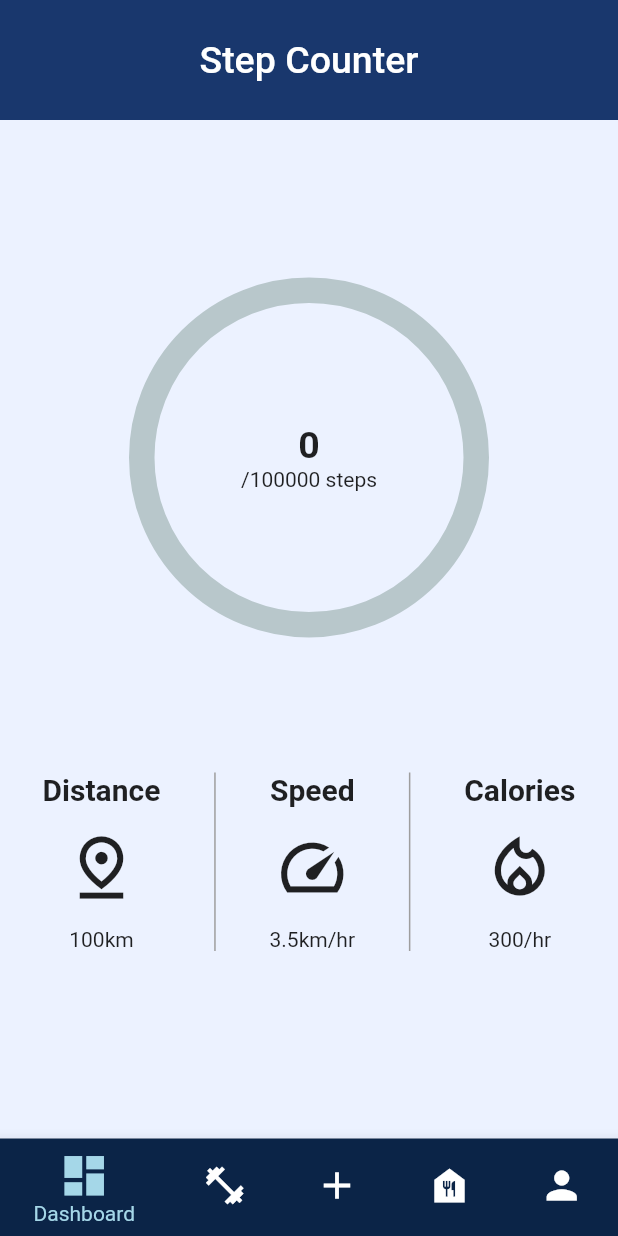
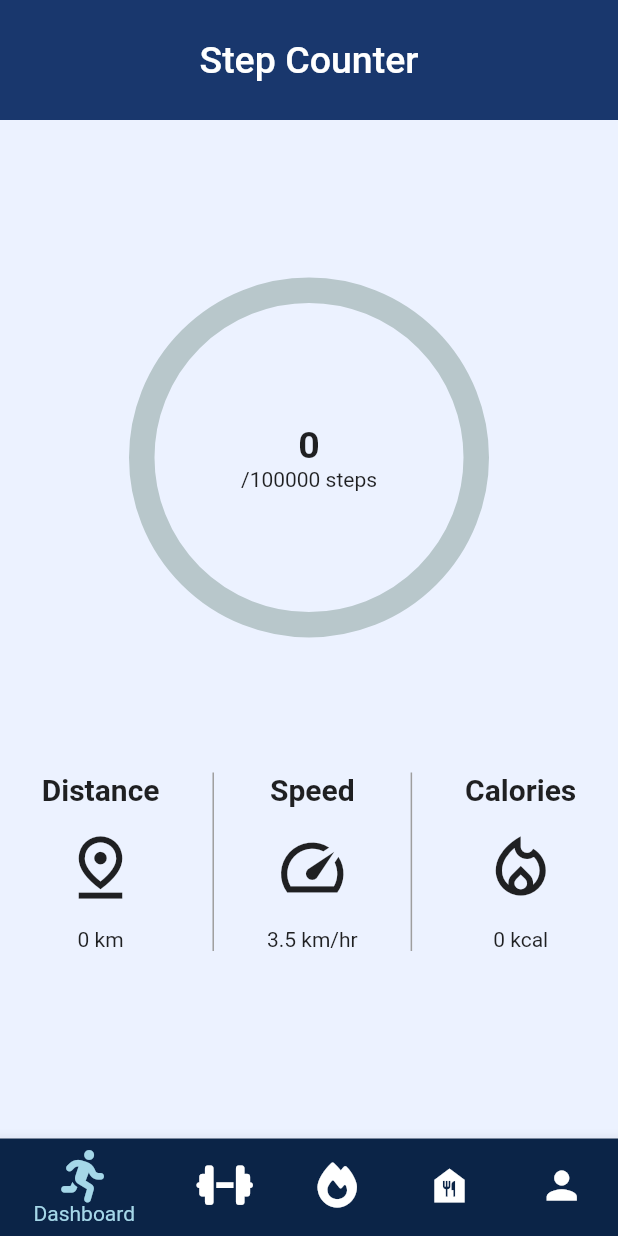
Before and after one commit to Sxmxrth/CalFit-Mini-Project, a Flutter app: the bottomNavbar screen opened by its route, on a phone screen of 412 x 824 dp. Run offline on Flutter 3.47's test engine with Material 2 defaults, Android fonts, the light colour scheme and no system bars; drawn by our look-alikes of percent_indicator; our stand-ins replace carousel_slider, charts_flutter_new, cloud_firestore, firebase_auth, firebase_core, font_awesome_flutter and 2 more; accounts and stored records are empty.

Commit message:
UI updated

```diff
--- a/cal_fit/lib/screens/calories.dart
+++ b/cal_fit/lib/screens/calories.dart
@@ -145,10 +145,9 @@ class _CalorieCounterPageState extends State<CalorieCounterPage>
                             SizedBox(
                               width: 350.0,
                               child: TextFormField(
-                                // keyboardType: TextInputType.number,
                                 controller: caloriesController,
                                 decoration: InputDecoration(
-                                  hintText: 'Enter your calorie intake',
+                                  hintText: 'Enter the food item',
                                   border: const OutlineInputBorder(),
                                   contentPadding: const EdgeInsets.symmetric(
                                     horizontal: 30.0,
@@ -162,7 +161,7 @@ class _CalorieCounterPageState extends State<CalorieCounterPage>
                                         caloriesController.clear();
                                       });
                                     },
-                                    icon: const Icon(Icons.check),
+                                    icon: const Icon(Icons.add),
                                   ),
                                 ),
                               ),
--- a/cal_fit/lib/screens/dashboard.dart
+++ b/cal_fit/lib/screens/dashboard.dart
@@ -115,19 +115,21 @@ class _dashboardState extends State<dashboard> {
                 child: Row(
                   mainAxisAlignment: MainAxisAlignment.spaceEvenly,
                   children: [
-                    stepCounterCard(
-                        "Distance", Icons.pin_drop_outlined, "100km"),
+                    stepCounterCard("Distance", Icons.pin_drop_outlined,
+                        "${(0.838 * _stepCount / 1000).round()} km"),
                     VerticalDivider(
                       color: Colors.grey[500],
                       thickness: 1,
                     ),
-                    stepCounterCard("Speed", Icons.speed_sharp, "3.5km/hr"),
+                    stepCounterCard("Speed", Icons.speed_sharp, "3.5 km/hr"),
                     VerticalDivider(
                       color: Colors.grey[500],
                       thickness: 1,
                     ),
-                    stepCounterCard("Calories",
-                        Icons.local_fire_department_outlined, "300/hr"),
+                    stepCounterCard(
+                        "Calories",
+                        Icons.local_fire_department_outlined,
+                        "${(_stepCount * 0.045).round()} kcal"),
                   ],
                 ),
               ),
--- a/cal_fit/lib/screens/profilePage.dart
+++ b/cal_fit/lib/screens/profilePage.dart
@@ -6,7 +6,6 @@ import 'package:cal_fit/screens/dashboard.dart';
 import 'package:cal_fit/screens/signupPage.dart';
 import 'package:flutter/material.dart';
 import 'package:cal_fit/services/firestore_services.dart';
-import 'package:firebase_auth/firebase_auth.dart';
 
 final Map<String, WidgetBuilder> profileRoutes = {
   '/signup': (BuildContext context) => SignupPage(),
--- a/cal_fit/lib/widgets/bottomNavbar.dart
+++ b/cal_fit/lib/widgets/bottomNavbar.dart
@@ -6,10 +6,7 @@ import 'package:flutter/material.dart';
 import 'package:cal_fit/screens/profilePage.dart';
 import 'package:cal_fit/screens/dashboard.dart';
 import 'package:cal_fit/screens/fitnessCenter.dart';
-
-// final Map<String, WidgetBuilder> profileRoutes = {
-//   '/profilepage': (BuildContext context) => ProfilePage(),
-// };
+import 'package:font_awesome_flutter/font_awesome_flutter.dart';
 
 class bottomNavbar extends StatefulWidget {
   const bottomNavbar({super.key});
@@ -21,15 +18,15 @@ class bottomNavbar extends StatefulWidget {
 class _bottomNavbarState extends State<bottomNavbar> {
   final List<BottomNavigationBarItem> bottomNavBarItems = [
     BottomNavigationBarItem(
-        icon: Icon(Icons.dashboard),
+        icon: FaIcon(FontAwesomeIcons.personRunning),
         label: 'Dashboard',
         backgroundColor: Color(0xff0B2447)),
     BottomNavigationBarItem(
-        icon: Icon(Icons.fitness_center),
+        icon: FaIcon(FontAwesomeIcons.dumbbell),
         label: 'Fitness Center',
         backgroundColor: Color(0xff0B2447)),
     BottomNavigationBarItem(
-        icon: Icon(Icons.add),
+        icon: FaIcon(FontAwesomeIcons.fire),
         label: 'Calories',
         backgroundColor: Color(0xff0B2447)),
     BottomNavigationBarItem(
--- a/cal_fit/pubspec.yaml
+++ b/cal_fit/pubspec.yaml
@@ -50,6 +50,7 @@ dependencies:
   shared_preferences: ^2.1.0
   lottie: ^2.3.2
   carousel_slider: ^4.2.1
+  font_awesome_flutter: ^10.4.0
 
 dev_dependencies:
   flutter_test:
```
Also changed, not shown: cal_fit/lib/widgets/reusableCard.dart (+8 -4 lines), cal_fit/pubspec.lock.
